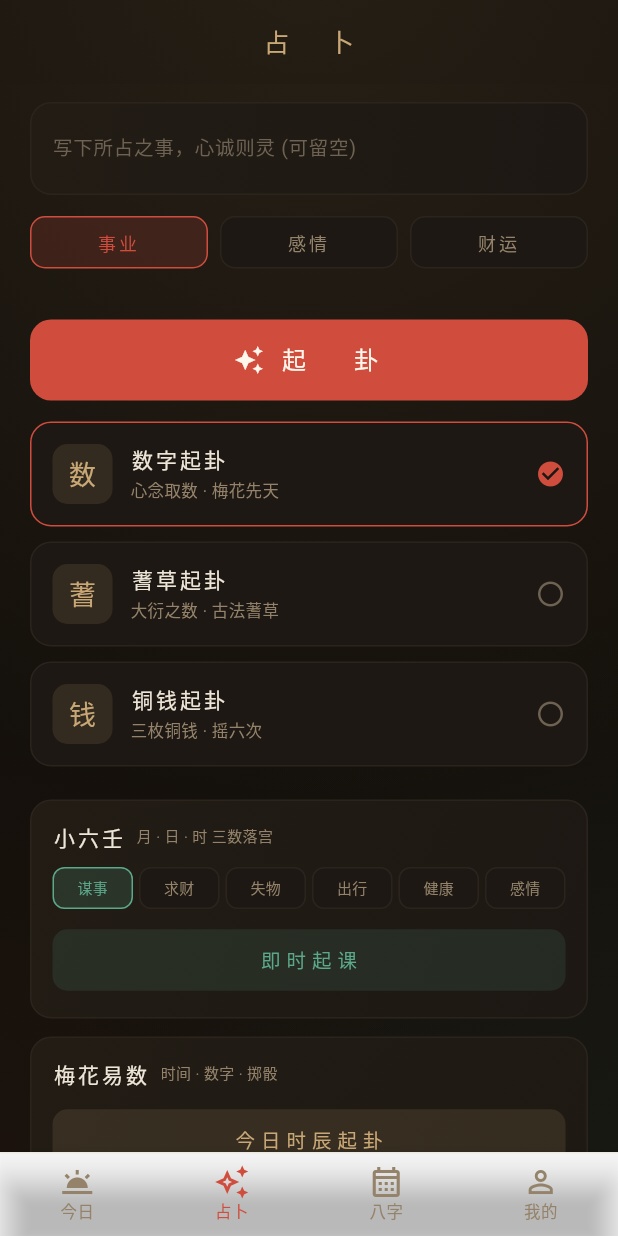
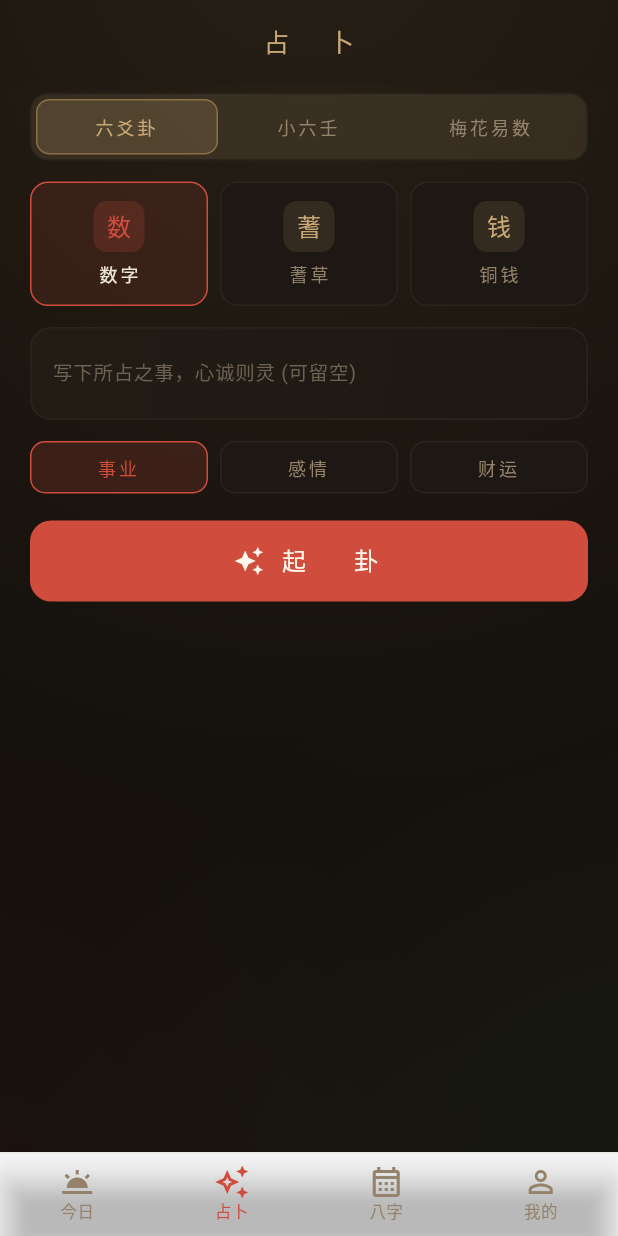
Before and after one commit to MMR-MINGriyue/yijing-app, a Flutter app: the screen it shows after launch, item 2 of the bottom bar chosen, on a phone screen of 412 x 824 dp. Run offline on Flutter 3.47's test engine with Material 3 defaults, Android fonts, the phone set to English and light mode, and no system bars; our stand-ins replace file_picker, flutter_local_notifications, share_plus, shared_preferences, timezone; Roboto replaces fonts that are missing (NotoSerifSC).

Commit message:
feat(iter52): 占卜页分段器重排 + Tab 方向感知滑动过渡 (v1.45.0)
占卜页排版重设计 (iter52):
- 顶部分段器: 六爻卦 / 小六壬 / 梅花易数 三段切换 (AnimatedSwitcher
  淡入+微上浮 220ms), 替代 iter46 的长列表内联
- 六爻卦段: 方法选择压缩为一行三枚瓷片 (glyph+短名, 选中朱砂),
  CastMethodX.short 新增; 流程一屏收拢: 方法→问题→方向→CTA
- 小六壬/梅花易数各占一段 (问事分类+即时起课 / 时辰+两数起卦)
- 旧 _methodCard 三高卡删除

页面切换显示效果:
- Tab 切换升级为方向感知滑动+淡入: 切右侧 Tab 新页自右滑入 (3.5% 位移
  260ms easeOut), 向左反之; IndexedStack 状态保留

实机验证: 分段器/方法瓷片/问题/方向/CTA 一屏尽收; 测试 158 全过
(占卜页断言更新为分段切换链); analyze 0; debug APK 构建通过

```diff
--- a/yijing-flutter/lib/app/app_shell.dart
+++ b/yijing-flutter/lib/app/app_shell.dart
@@ -120,13 +120,22 @@ class _AppShellState extends State<AppShell> {
         HistoryScreen(vm: _historyVm, onOpenRecord: _openRecord)));
   }
 
-  /// Tab 淡入包装 (非当前 Tab 透明, 切换时交叉淡入; IndexedStack 状态保留)
-  Widget _fadeTab(int i, Widget child) => AnimatedOpacity(
-        opacity: i == _tab ? 1.0 : 0.0,
+  /// Tab 切换过渡 (iter52): 交叉淡入 + 方向感知滑动 —
+  /// 切向右侧 Tab 时新页自右滑入, 向左反之; IndexedStack 状态保留
+  Widget _fadeTab(int i, Widget child) {
+    final dir = (i - _tab).sign.toDouble();
+    return AnimatedOpacity(
+      opacity: i == _tab ? 1.0 : 0.0,
+      duration: const Duration(milliseconds: 260),
+      curve: Curves.easeOut,
+      child: AnimatedSlide(
+        offset: Offset(dir * 0.035, 0),
         duration: const Duration(milliseconds: 260),
         curve: Curves.easeOut,
         child: child,
-      );
+      ),
+    );
+  }
 
   // ---------- 构建 ----------
   @override
--- a/yijing-flutter/lib/view/cast_screen.dart
+++ b/yijing-flutter/lib/view/cast_screen.dart
@@ -27,6 +27,7 @@ class CastScreen extends StatefulWidget {
 
 class _CastScreenState extends State<CastScreen> {
   Timer? _timer;
+  int _segment = 0; // 占卜页分段: 0=六爻卦 1=小六壬 2=梅花易数 (iter52)
   final _qController = TextEditingController();
   final _mh1Controller = TextEditingController();
   final _mh2Controller = TextEditingController();
@@ -89,15 +90,92 @@ class _CastScreenState extends State<CastScreen> {
   }
 
   Widget _form(CastState s) {
+    // iter52: 分段器布局 — 六爻卦 / 小六壬 / 梅花易数
+    return Column(children: [
+      _segmentBar(),
+      Expanded(
+        child: AnimatedSwitcher(
+          duration: const Duration(milliseconds: 220),
+          switchInCurve: Curves.easeOut,
+          switchOutCurve: Curves.easeIn,
+          transitionBuilder: (child, anim) => FadeTransition(
+            opacity: anim,
+            child: SlideTransition(
+              position: Tween<Offset>(
+                begin: const Offset(0, 0.02),
+                end: Offset.zero,
+              ).animate(anim),
+              child: child,
+            ),
+          ),
+          child: KeyedSubtree(
+            key: ValueKey(_segment),
+            child: switch (_segment) {
+              1 => _xlrPanel(s),
+              2 => _meihuaPanel(s),
+              _ => _liuyaoForm(s),
+            },
+          ),
+        ),
+      ),
+    ]);
+  }
+
+  /// 分段器 (六爻卦 / 小六壬 / 梅花易数)
+  Widget _segmentBar() {
+    const labels = ['六爻卦', '小六壬', '梅花易数'];
+    return Container(
+      margin: const EdgeInsets.fromLTRB(20, 6, 20, 0),
+      padding: const EdgeInsets.all(3),
+      decoration: BoxDecoration(
+        color: const Color(0x22C9A876),
+        borderRadius: BorderRadius.circular(12),
+        border: Border.all(color: YiColors.strokeSoft),
+      ),
+      child: Row(children: [
+        for (var i = 0; i < labels.length; i++)
+          Expanded(
+            child: InkWell(
+              onTap: () => setState(() => _segment = i),
+              borderRadius: BorderRadius.circular(9),
+              child: Container(
+                padding: const EdgeInsets.symmetric(vertical: 9),
+                decoration: BoxDecoration(
+                  color: _segment == i
+                      ? YiColors.gold.withValues(alpha: 0.18)
+                      : Colors.transparent,
+                  borderRadius: BorderRadius.circular(9),
+                  border: _segment == i
+                      ? Border.all(color: YiColors.goldDark)
+                      : null,
+                ),
+                child: Text(labels[i],
+                    textAlign: TextAlign.center,
+                    style: TextStyle(
+                        fontSize: 12,
+                        letterSpacing: 2,
+                        color: _segment == i
+                            ? YiColors.gold
+                            : YiColors.textTertiary)),
+              ),
+            ),
+          ),
+      ]),
+    );
+  }
+
+  /// 六爻卦段: 方法瓷片 → 问题 → 方向 → CTA
+  Widget _liuyaoForm(CastState s) {
     return ListView(
-      padding: const EdgeInsets.fromLTRB(20, 12, 20, 24),
+      key: const ValueKey('liuyao'),
+      padding: const EdgeInsets.fromLTRB(20, 14, 20, 24),
       children: [
+        _methodRow(s),
+        const SizedBox(height: 14),
         _questionInput(s),
         const SizedBox(height: 14),
         _directionChips(s),
-        const SizedBox(height: 16),
         const SizedBox(height: 18),
-        // 主 CTA: 开始起卦 (iter37 修复: 表单缺起卦入口)
         PressableScale(
           child: SizedBox(
             width: double.infinity,
@@ -114,16 +192,54 @@ class _CastScreenState extends State<CastScreen> {
             ),
           ),
         ),
-        const SizedBox(height: 14),
+      ],
+    );
+  }
+
+  /// 方法选择: 一行三枚瓷片 (iter52 替代三张高卡)
+  Widget _methodRow(CastState s) {
+    return Row(children: [
       for (final m in CastMethod.values) ...[
-          _methodCard(m, s),
-          const SizedBox(height: 10),
+        Expanded(child: _methodTile(m, s)),
+        if (m != CastMethod.values.last) const SizedBox(width: 8),
       ],
-        const SizedBox(height: 12),
-        _xlrCard(s),
-        const SizedBox(height: 12),
-        _meihuaCard(s),
-      ],
+    ]);
+  }
+
+  Widget _methodTile(CastMethod m, CastState s) {
+    final active = s.method == m;
+    return InkWell(
+      onTap: () => widget.vm.setMethod(m),
+      borderRadius: BorderRadius.circular(12),
+      child: Container(
+        padding: const EdgeInsets.symmetric(vertical: 12),
+        decoration: BoxDecoration(
+          color: active
+              ? YiColors.cinnabar.withValues(alpha: 0.14)
+              : YiColors.inkCard,
+          borderRadius: BorderRadius.circular(12),
+          border: Border.all(color: active ? YiColors.cinnabar : YiColors.strokeSoft),
+        ),
+        child: Column(children: [
+          Container(
+            width: 34, height: 34,
+            alignment: Alignment.center,
+            decoration: BoxDecoration(
+              color: active
+                  ? const Color(0x33D04D3E)
+                  : const Color(0x22C9A876),
+              borderRadius: BorderRadius.circular(9),
+            ),
+            child: Text(_methodGlyph(m),
+                style: TextStyle(fontSize: 16,
+                    color: active ? YiColors.cinnabar : YiColors.gold)),
+          ),
+          const SizedBox(height: 6),
+          Text(m.short, style: TextStyle(
+              fontSize: 12, letterSpacing: 2,
+              color: active ? YiColors.textPrimary : YiColors.textTertiary)),
+        ]),
+      ),
     );
   }
 
@@ -173,42 +289,6 @@ class _CastScreenState extends State<CastScreen> {
         if (d != kDirections.last) const SizedBox(width: 8),
       ],
     ]);
-  }
-
-  Widget _methodCard(CastMethod m, CastState s) {
-    final active = s.method == m;
-    return PressableScale(
-      onTap: () => widget.vm.setMethod(m),
-      child: Container(
-        padding: const EdgeInsets.all(14),
-        decoration: BoxDecoration(
-          color: YiColors.inkCard,
-          borderRadius: BorderRadius.circular(14),
-          border: Border.all(color: active ? YiColors.cinnabar : YiColors.strokeSoft),
-        ),
-        child: Row(children: [
-          Container(
-            width: 40, height: 40,
-            alignment: Alignment.center,
-            decoration: BoxDecoration(
-              color: const Color(0x22C9A876),
-              borderRadius: BorderRadius.circular(10),
-            ),
-            child: Text(_methodGlyph(m),
-                style: const TextStyle(fontSize: 18, color: YiColors.gold)),
-          ),
-          const SizedBox(width: 12),
-          Expanded(child: Column(crossAxisAlignment: CrossAxisAlignment.start, children: [
-            Text(m.label, style: const TextStyle(
-                fontSize: 14, letterSpacing: 2, color: YiColors.textPrimary)),
-            const SizedBox(height: 3),
-            Text(m.sub, style: const TextStyle(fontSize: 11, color: YiColors.textTertiary)),
-          ])),
-          Icon(active ? Icons.check_circle : Icons.radio_button_unchecked,
-              size: 20, color: active ? YiColors.cinnabar : YiColors.textMuted),
-        ]),
-      ),
-    );
   }
 
   String _methodGlyph(CastMethod m) => switch (m) {
@@ -359,7 +439,7 @@ class _CastScreenState extends State<CastScreen> {
     );
   }
 
-  Widget _xlrCard(CastState s) {
+  Widget _xlrPanel(CastState s) {
     return Container(
       padding: const EdgeInsets.all(14),
       decoration: _card(),
@@ -471,7 +551,7 @@ class _CastScreenState extends State<CastScreen> {
     );
   }
 
-  Widget _meihuaCard(CastState s) {
+  Widget _meihuaPanel(CastState s) {
     return Container(
       padding: const EdgeInsets.all(14),
       decoration: _card(),
--- a/yijing-flutter/lib/viewmodel/cast_viewmodel.dart
+++ b/yijing-flutter/lib/viewmodel/cast_viewmodel.dart
@@ -24,6 +24,13 @@ extension CastMethodX on CastMethod {
         CastMethod.numeric => '数字起卦',
         CastMethod.yarrow => '蓍草起卦',
         CastMethod.coin => '铜钱起卦',
+      };
+
+  /// 瓷片短名 (iter52 分段布局)
+  String get short => switch (this) {
+        CastMethod.numeric => '数字',
+        CastMethod.yarrow => '蓍草',
+        CastMethod.coin => '铜钱',
       };
   String get sub => switch (this) {
         CastMethod.numeric => '心念取数 · 梅花先天',
--- a/yijing-flutter/pubspec.yaml
+++ b/yijing-flutter/pubspec.yaml
@@ -16,7 +16,7 @@ publish_to: 'none' # Remove this line if you wish to publish to pub.dev
 # https://developer.apple.com/library/archive/documentation/General/Reference/InfoPlistKeyReference/Articles/CoreFoundationKeys.html
 # In Windows, build-name is used as the major, minor, and patch parts
 # of the product and file versions while build-number is used as the build suffix.
-version: 1.44.1+1
+version: 1.45.0+1
 
 environment:
   sdk: ^3.13.2
```
Also changed, not shown: 1 other file. Lines whose indentation alone changed are shown as unchanged.
